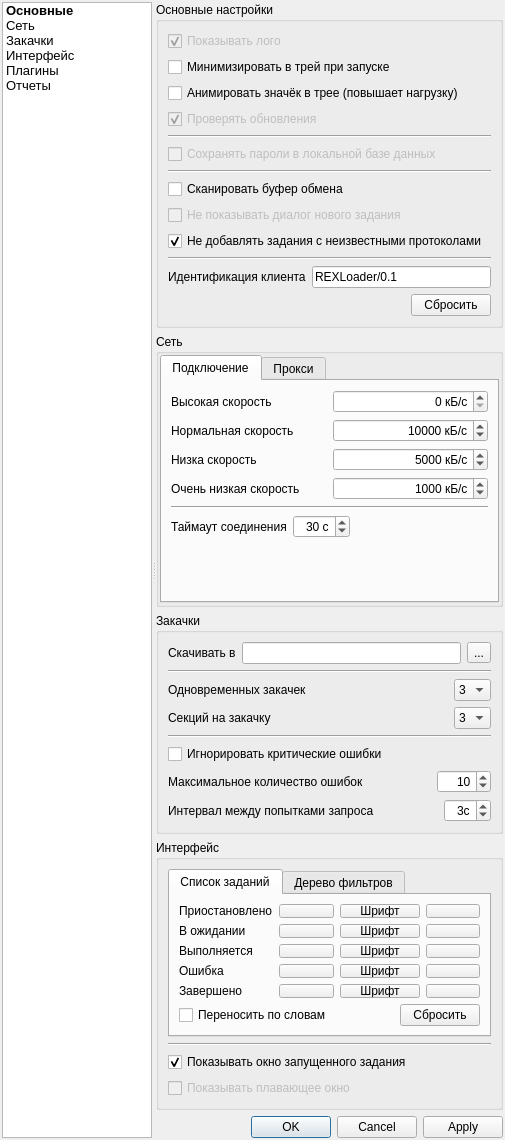
Above: REXLoader/settingsdialog.ui from RA9OAJ/rexloader before the change. Below: the same form after it.
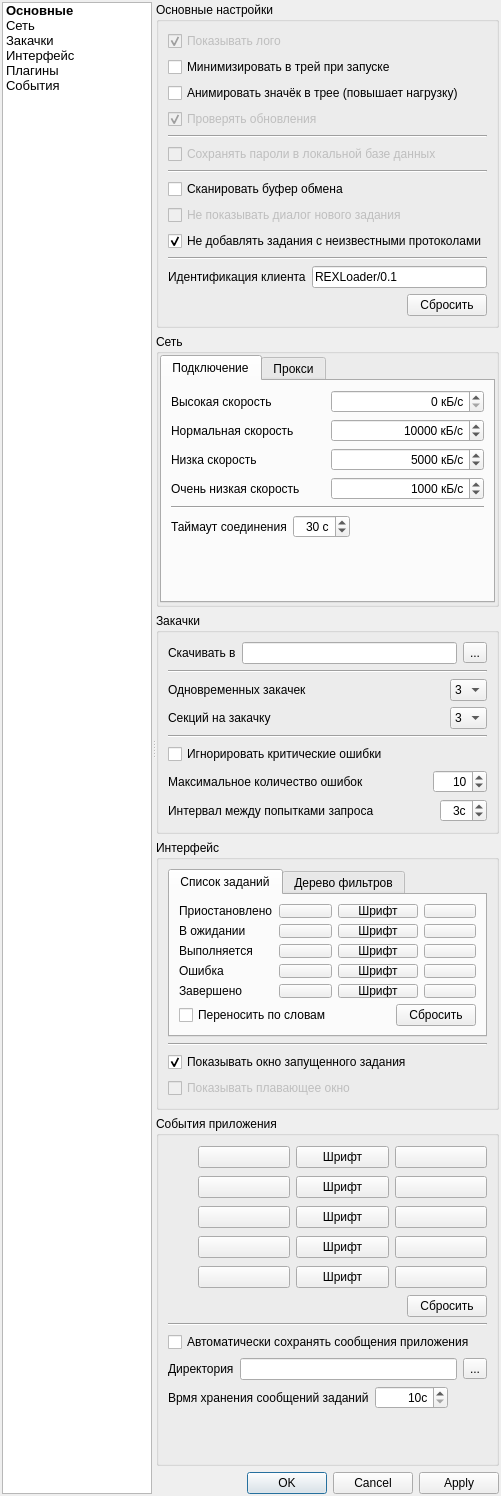
That is the form after the change. Icons and pictures are not drawn. Custom widgets are drawn as their Qt base class.

Patch:
```diff
--- a/REXLoader/settingsdialog.ui
+++ b/REXLoader/settingsdialog.ui
@@ -6,8 +6,8 @@
    <rect>
     <x>0</x>
     <y>0</y>
-    <width>505</width>
-    <height>1135</height>
+    <width>500</width>
+    <height>1489</height>
    </rect>
   </property>
   <property name="windowTitle">
@@ -107,7 +107,7 @@
       </item>
       <item>
        <property name="text">
-        <string>Отчеты</string>
+        <string>События</string>
        </property>
        <property name="font">
         <font>
@@ -668,6 +668,9 @@
             </item>
             <item>
              <widget class="QLineEdit" name="downDir">
+              <property name="text">
+               <string notr="true"/>
+              </property>
               <property name="readOnly">
                <bool>true</bool>
               </property>
@@ -1259,6 +1262,464 @@
          </layout>
         </widget>
        </item>
+       <item>
+        <widget class="QGroupBox" name="logBox">
+         <property name="minimumSize">
+          <size>
+           <width>0</width>
+           <height>350</height>
+          </size>
+         </property>
+         <property name="title">
+          <string>События приложения</string>
+         </property>
+         <layout class="QVBoxLayout" name="verticalLayout_11">
+          <item>
+           <layout class="QGridLayout" name="gridLayout_2">
+            <item row="4" column="0">
+             <widget class="QLabel" name="label_25">
+              <property name="minimumSize">
+               <size>
+                <width>0</width>
+                <height>24</height>
+               </size>
+              </property>
+              <property name="maximumSize">
+               <size>
+                <width>27</width>
+                <height>16777215</height>
+               </size>
+              </property>
+              <property name="toolTip">
+               <string>Входящие сообщения</string>
+              </property>
+              <property name="text">
+               <string comment="Входящие сообщения"/>
+              </property>
+              <property name="pixmap">
+               <pixmap resource="resources.qrc">:/appimages/in_arrow.png</pixmap>
+              </property>
+             </widget>
+            </item>
+            <item row="4" column="1">
+             <widget class="ColorButton" name="inColor">
+              <property name="enabled">
+               <bool>true</bool>
+              </property>
+              <property name="toolTip">
+               <string>Цвет строки</string>
+              </property>
+              <property name="text">
+               <string/>
+              </property>
+             </widget>
+            </item>
+            <item row="4" column="2">
+             <widget class="FontSelectButton" name="inFont">
+              <property name="toolTip">
+               <string>Шрифт текста</string>
+              </property>
+              <property name="text">
+               <string>Шрифт</string>
+              </property>
+             </widget>
+            </item>
+            <item row="4" column="3">
+             <widget class="ColorButton" name="inFontColor">
+              <property name="enabled">
+               <bool>true</bool>
+              </property>
+              <property name="toolTip">
+               <string>Цвет шрифта</string>
+              </property>
+              <property name="text">
+               <string/>
+              </property>
+             </widget>
+            </item>
+            <item row="2" column="2">
+             <widget class="FontSelectButton" name="errorFont">
+              <property name="toolTip">
+               <string>Шрифт текста</string>
+              </property>
+              <property name="text">
+               <string>Шрифт</string>
+              </property>
+             </widget>
+            </item>
+            <item row="2" column="3">
+             <widget class="ColorButton" name="errorFontColor">
+              <property name="enabled">
+               <bool>true</bool>
+              </property>
+              <property name="toolTip">
+               <string>Цвет шрифта</string>
+              </property>
+              <property name="text">
+               <string/>
+              </property>
+             </widget>
+            </item>
+            <item row="3" column="0">
+             <widget class="QLabel" name="label_24">
+              <property name="minimumSize">
+               <size>
+                <width>0</width>
+                <height>24</height>
+               </size>
+              </property>
+              <property name="maximumSize">
+               <size>
+                <width>24</width>
+                <height>16777215</height>
+               </size>
+              </property>
+              <property name="toolTip">
+               <string>Исходящие сообщения</string>
+              </property>
+              <property name="text">
+               <string comment="Исходящие сообщения"/>
+              </property>
+              <property name="pixmap">
+               <pixmap resource="resources.qrc">:/appimages/out_arrow.png</pixmap>
+              </property>
+             </widget>
+            </item>
+            <item row="3" column="1">
+             <widget class="ColorButton" name="outColor">
+              <property name="enabled">
+               <bool>true</bool>
+              </property>
+              <property name="toolTip">
+               <string>Цвет строки</string>
+              </property>
+              <property name="text">
+               <string/>
+              </property>
+             </widget>
+            </item>
+            <item row="3" column="2">
+             <widget class="FontSelectButton" name="outFont">
+              <property name="toolTip">
+               <string>Шрифт текста</string>
+              </property>
+              <property name="text">
+               <string>Шрифт</string>
+              </property>
+             </widget>
+            </item>
+            <item row="3" column="3">
+             <widget class="ColorButton" name="outFontColor">
+              <property name="enabled">
+               <bool>true</bool>
+              </property>
+              <property name="toolTip">
+               <string>Цвет шрифта</string>
+              </property>
+              <property name="text">
+               <string/>
+              </property>
+             </widget>
+            </item>
+            <item row="1" column="2">
+             <widget class="FontSelectButton" name="warningFont">
+              <property name="toolTip">
+               <string>Шрифт текста</string>
+              </property>
+              <property name="text">
+               <string>Шрифт</string>
+              </property>
+             </widget>
+            </item>
+            <item row="2" column="1">
+             <widget class="ColorButton" name="errorColor">
+              <property name="enabled">
+               <bool>true</bool>
+              </property>
+              <property name="toolTip">
+               <string>Цвет строки</string>
+              </property>
+              <property name="text">
+               <string/>
+              </property>
+             </widget>
+            </item>
+            <item row="1" column="3">
+             <widget class="ColorButton" name="warningFontColor">
+              <property name="enabled">
+               <bool>true</bool>
+              </property>
+              <property name="toolTip">
+               <string>Цвет шрифта</string>
+              </property>
+              <property name="text">
+               <string/>
+              </property>
+             </widget>
+            </item>
+            <item row="2" column="0">
+             <widget class="QLabel" name="label_23">
+              <property name="minimumSize">
+               <size>
+                <width>0</width>
+                <height>24</height>
+               </size>
+              </property>
+              <property name="maximumSize">
+               <size>
+                <width>24</width>
+                <height>16777215</height>
+               </size>
+              </property>
+              <property name="toolTip">
+               <string>Сообщения об ошибках</string>
+              </property>
+              <property name="text">
+               <string comment="Сообщения об ошибках"/>
+              </property>
+              <property name="pixmap">
+               <pixmap resource="resources.qrc">:/appimages/error_24x24.png</pixmap>
+              </property>
+             </widget>
+            </item>
+            <item row="0" column="0">
+             <widget class="QLabel" name="label_21">
+              <property name="minimumSize">
+               <size>
+                <width>0</width>
+                <height>24</height>
+               </size>
+              </property>
+              <property name="maximumSize">
+               <size>
+                <width>24</width>
+                <height>16777215</height>
+               </size>
+              </property>
+              <property name="toolTip">
+               <string>Информационные сообщения</string>
+              </property>
+              <property name="text">
+               <string/>
+              </property>
+              <property name="pixmap">
+               <pixmap resource="resources.qrc">:/appimages/log_info.png</pixmap>
+              </property>
+              <property name="margin">
+               <number>0</number>
+              </property>
+             </widget>
+            </item>
+            <item row="0" column="1">
+             <widget class="ColorButton" name="infoColor">
+              <property name="enabled">
+               <bool>true</bool>
+              </property>
+              <property name="toolTip">
+               <string>Цвет строки</string>
+              </property>
+              <property name="text">
+               <string/>
+              </property>
+             </widget>
+            </item>
+            <item row="0" column="2">
+             <widget class="FontSelectButton" name="infoFont">
+              <property name="toolTip">
+               <string>Шрифт текста</string>
+              </property>
+              <property name="text">
+               <string>Шрифт</string>
+              </property>
+             </widget>
+            </item>
+            <item row="0" column="3">
+             <widget class="ColorButton" name="infoFontColor">
+              <property name="enabled">
+               <bool>true</bool>
+              </property>
+              <property name="toolTip">
+               <string>Цвет шрифта</string>
+              </property>
+              <property name="text">
+               <string/>
+              </property>
+             </widget>
+            </item>
+            <item row="1" column="0">
+             <widget class="QLabel" name="label_22">
+              <property name="minimumSize">
+               <size>
+                <width>0</width>
+                <height>24</height>
+               </size>
+              </property>
+              <property name="maximumSize">
+               <size>
+                <width>24</width>
+                <height>16777215</height>
+               </size>
+              </property>
+              <property name="toolTip">
+               <string>Предупреждающие сообщения</string>
+              </property>
+              <property name="text">
+               <string/>
+              </property>
+              <property name="pixmap">
+               <pixmap resource="resources.qrc">:/appimages/log_warning.png</pixmap>
+              </property>
+             </widget>
+            </item>
+            <item row="1" column="1">
+             <widget class="ColorButton" name="warningColor">
+              <property name="enabled">
+               <bool>true</bool>
+              </property>
+              <property name="toolTip">
+               <string>Цвет строки</string>
+              </property>
+              <property name="text">
+               <string/>
+              </property>
+             </widget>
+            </item>
+           </layout>
+          </item>
+          <item>
+           <layout class="QHBoxLayout" name="horizontalLayout_21">
+            <item>
+             <spacer name="horizontalSpacer_11">
+              <property name="orientation">
+               <enum>Qt::Horizontal</enum>
+              </property>
+              <property name="sizeHint" stdset="0">
+               <size>
+                <width>40</width>
+                <height>20</height>
+               </size>
+              </property>
+             </spacer>
+            </item>
+            <item>
+             <widget class="QPushButton" name="logFontColorReset">
+              <property name="toolTip">
+               <string>Сбросить настройки цвета/шрифта</string>
+              </property>
+              <property name="text">
+               <string>Сбросить</string>
+              </property>
+             </widget>
+            </item>
+           </layout>
+          </item>
+          <item>
+           <widget class="Line" name="line_8">
+            <property name="orientation">
+             <enum>Qt::Horizontal</enum>
+            </property>
+           </widget>
+          </item>
+          <item>
+           <widget class="QCheckBox" name="logAutisave">
+            <property name="text">
+             <string>Автоматически сохранять сообщения приложения</string>
+            </property>
+           </widget>
+          </item>
+          <item>
+           <layout class="QHBoxLayout" name="horizontalLayout_20">
+            <item>
+             <widget class="QLabel" name="label_27">
+              <property name="text">
+               <string>Директория</string>
+              </property>
+             </widget>
+            </item>
+            <item>
+             <widget class="QLineEdit" name="logDir">
+              <property name="text">
+               <string notr="true"/>
+              </property>
+              <property name="readOnly">
+               <bool>true</bool>
+              </property>
+             </widget>
+            </item>
+            <item>
+             <widget class="QToolButton" name="logBrowseButton">
+              <property name="maximumSize">
+               <size>
+                <width>40</width>
+                <height>16777215</height>
+               </size>
+              </property>
+              <property name="toolTip">
+               <string>Выбрать папку</string>
+              </property>
+              <property name="text">
+               <string>...</string>
+              </property>
+             </widget>
+            </item>
+           </layout>
+          </item>
+          <item>
+           <layout class="QHBoxLayout" name="horizontalLayout_19">
+            <item>
+             <widget class="QLabel" name="label_26">
+              <property name="text">
+               <string comment="Время отсчета начинается только после завершения задания">Врмя хранения сообщений заданий</string>
+              </property>
+             </widget>
+            </item>
+            <item>
+             <widget class="QSpinBox" name="logLifeTime">
+              <property name="alignment">
+               <set>Qt::AlignRight|Qt::AlignTrailing|Qt::AlignVCenter</set>
+              </property>
+              <property name="suffix">
+               <string comment="Время жизни в секундах">с</string>
+              </property>
+              <property name="minimum">
+               <number>10</number>
+              </property>
+              <property name="maximum">
+               <number>999999</number>
+              </property>
+             </widget>
+            </item>
+            <item>
+             <spacer name="horizontalSpacer_10">
+              <property name="orientation">
+               <enum>Qt::Horizontal</enum>
+              </property>
+              <property name="sizeHint" stdset="0">
+               <size>
+                <width>40</width>
+                <height>20</height>
+               </size>
+              </property>
+             </spacer>
+            </item>
+           </layout>
+          </item>
+          <item>
+           <spacer name="verticalSpacer_6">
+            <property name="orientation">
+             <enum>Qt::Vertical</enum>
+            </property>
+            <property name="sizeHint" stdset="0">
+             <size>
+              <width>20</width>
+              <height>40</height>
+             </size>
+            </property>
+           </spacer>
+          </item>
+         </layout>
+        </widget>
+       </item>
        <item>
         <widget class="QDialogButtonBox" name="buttonBox">
          <property name="standardButtons">
```
Left out of the diff: 7 changed lines with no effect on the pictures.
